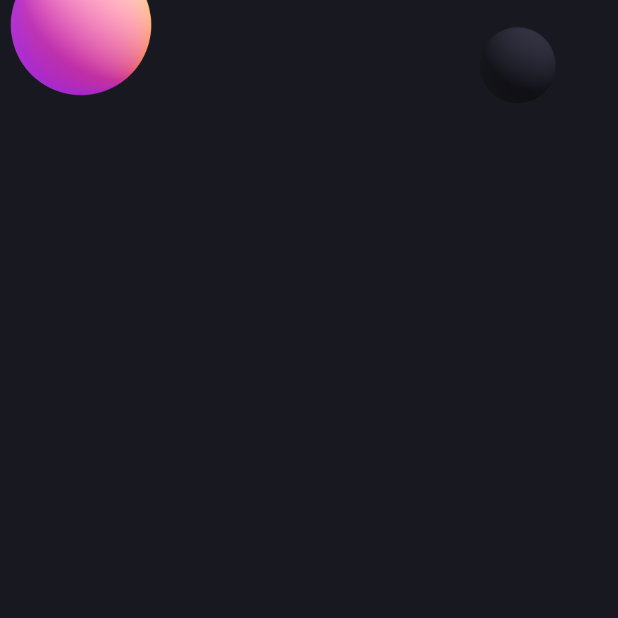
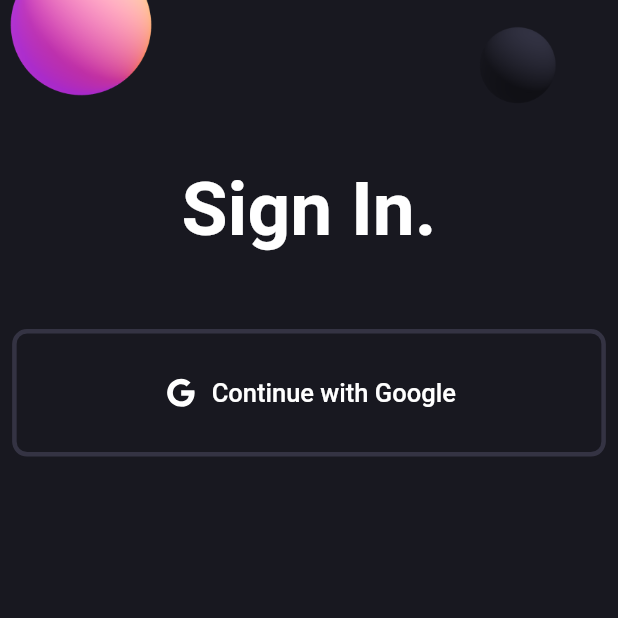
Before and after one commit to KCMicheal/flutter_responsive_login_ui, a Flutter app: the screen it shows after launch, on a phone screen of 412 x 824 dp, the top half of it. Run offline on Flutter 3.47's test engine with Material 2 defaults, Android fonts, the phone set to English and light mode, and no system bars; our stand-ins replace flutter_svg.

Commit message:
perf: added first button and label

```diff
--- a/lib/login_screen.dart
+++ b/lib/login_screen.dart
@@ -1,4 +1,5 @@
 import 'package:flutter/material.dart';
+import 'package:flutter_responsive_login_ui/widgets/social_button.dart';
 
 class LoginScreen extends StatelessWidget {
 const LoginScreen({ Key? key }) : super(key: key);
@@ -10,7 +11,15 @@ const LoginScreen({ Key? key }) : super(key: key);
         child: Center(
           child: Column(
             children: [
-              Image.asset('assets/images/signin_balls.png')
+              Image.asset('assets/images/signin_balls.png'),
+              const Text('Sign In.',
+                style: TextStyle(
+                  fontWeight: FontWeight.bold,
+                  fontSize: 50
+                ),
+              ),
+              const SizedBox(height: 50,),
+              const SocialButton(iconPath: 'assets/svgs/g_logo.svg', label: 'Continue with Google'),
             ],
           ) ,
         )
--- /dev/null
+++ b/lib/widgets/social_button.dart
@@ -0,0 +1,36 @@
+import 'package:flutter/material.dart';
+import 'package:flutter_responsive_login_ui/pallete.dart';
+import 'package:flutter_svg/flutter_svg.dart';
+
+class SocialButton extends StatelessWidget {
+  final String iconPath;
+  final String label;
+const SocialButton({ Key? key, required this.iconPath, required this.label }) : super(key: key);
+
+  @override
+  Widget build(BuildContext context){
+    return TextButton.icon(
+      onPressed: () {},
+      icon: SvgPicture.asset(
+        iconPath,
+        width: 25,
+        color: Pallete.whiteColor,
+        ),
+      label: Text(label, style: const TextStyle(
+        color: Pallete.whiteColor,
+        fontSize: 17
+        ),
+      ),
+      style: TextButton.styleFrom(
+        padding: const EdgeInsets.symmetric(vertical: 30, horizontal: 100),
+        shape: RoundedRectangleBorder(
+          side: const BorderSide(
+            color: Pallete.borderColor,
+            width: 3
+            ),
+        borderRadius: BorderRadius.circular(10),
+        ),
+      ),
+    );
+  }
+}
--- a/pubspec.yaml
+++ b/pubspec.yaml
@@ -34,6 +34,7 @@ dependencies:
   # The following adds the Cupertino Icons font to your application.
   # Use with the CupertinoIcons class for iOS style icons.
   cupertino_icons: ^1.0.2
+  flutter_svg: ^1.1.6
 
 dev_dependencies:
   flutter_test:
```
Also changed, not shown: pubspec.lock.
